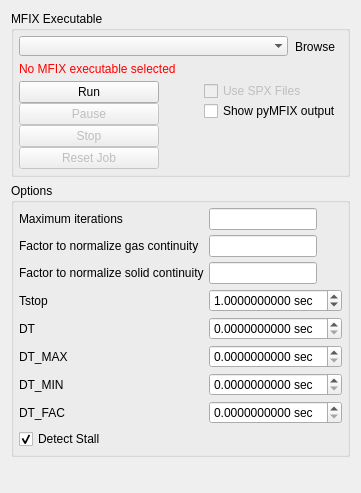
The window that gui/uifiles/run.ui (truongd8593/mfix) describes before a commit, drawn with Qt 5.
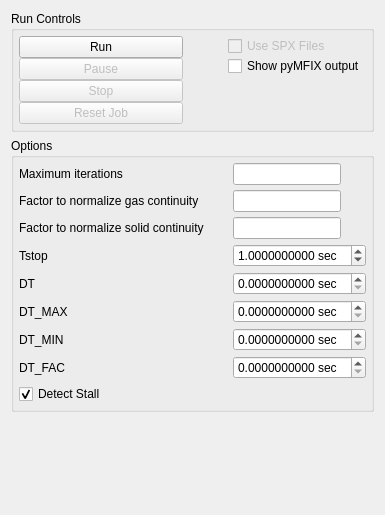
The same window after the commit. Custom widgets are drawn as their Qt base class.

Commit message: run pane/dialog experiment

```diff
--- a/gui/uifiles/run.ui
+++ b/gui/uifiles/run.ui
@@ -6,8 +6,8 @@
    <rect>
     <x>0</x>
     <y>0</y>
-    <width>353</width>
-    <height>493</height>
+    <width>385</width>
+    <height>515</height>
    </rect>
   </property>
   <layout class="QGridLayout" name="gridLayout">
@@ -281,7 +281,7 @@
       </size>
      </property>
      <property name="title">
-      <string>MFIX Executable</string>
+      <string>Run Controls</string>
      </property>
      <property name="flat">
       <bool>true</bool>
@@ -293,538 +293,7 @@
       <property name="spacing">
        <number>5</number>
       </property>
-      <item row="1" column="0">
-       <widget class="QLabel" name="label_mfix_exes_warning">
-        <property name="sizePolicy">
-         <sizepolicy hsizetype="Preferred" vsizetype="Minimum">
-          <horstretch>0</horstretch>
-          <verstretch>0</verstretch>
-         </sizepolicy>
-        </property>
-        <property name="palette">
-         <palette>
-          <active>
-           <colorrole role="WindowText">
-            <brush brushstyle="SolidPattern">
-             <color alpha="255">
-              <red>255</red>
-              <green>0</green>
-              <blue>0</blue>
-             </color>
-            </brush>
-           </colorrole>
-           <colorrole role="Button">
-            <brush brushstyle="SolidPattern">
-             <color alpha="255">
-              <red>255</red>
-              <green>0</green>
-              <blue>0</blue>
-             </color>
-            </brush>
-           </colorrole>
-           <colorrole role="Light">
-            <brush brushstyle="SolidPattern">
-             <color alpha="255">
-              <red>255</red>
-              <green>127</green>
-              <blue>127</blue>
-             </color>
-            </brush>
-           </colorrole>
-           <colorrole role="Midlight">
-            <brush brushstyle="SolidPattern">
-             <color alpha="255">
-              <red>255</red>
-              <green>63</green>
-              <blue>63</blue>
-             </color>
-            </brush>
-           </colorrole>
-           <colorrole role="Dark">
-            <brush brushstyle="SolidPattern">
-             <color alpha="255">
-              <red>127</red>
-              <green>0</green>
-              <blue>0</blue>
-             </color>
-            </brush>
-           </colorrole>
-           <colorrole role="Mid">
-            <brush brushstyle="SolidPattern">
-             <color alpha="255">
-              <red>170</red>
-              <green>0</green>
-              <blue>0</blue>
-             </color>
-            </brush>
-           </colorrole>
-           <colorrole role="Text">
-            <brush brushstyle="SolidPattern">
-             <color alpha="255">
-              <red>255</red>
-              <green>0</green>
-              <blue>0</blue>
-             </color>
-            </brush>
-           </colorrole>
-           <colorrole role="BrightText">
-            <brush brushstyle="SolidPattern">
-             <color alpha="255">
-              <red>255</red>
-              <green>255</green>
-              <blue>255</blue>
-             </color>
-            </brush>
-           </colorrole>
-           <colorrole role="ButtonText">
-            <brush brushstyle="SolidPattern">
-             <color alpha="255">
-              <red>0</red>
-              <green>0</green>
-              <blue>0</blue>
-             </color>
-            </brush>
-           </colorrole>
-           <colorrole role="Base">
-            <brush brushstyle="SolidPattern">
-             <color alpha="255">
-              <red>255</red>
-              <green>255</green>
-              <blue>255</blue>
-             </color>
-            </brush>
-           </colorrole>
-           <colorrole role="Window">
-            <brush brushstyle="SolidPattern">
-             <color alpha="255">
-              <red>255</red>
-              <green>0</green>
-              <blue>0</blue>
-             </color>
-            </brush>
-           </colorrole>
-           <colorrole role="Shadow">
-            <brush brushstyle="SolidPattern">
-             <color alpha="255">
-              <red>0</red>
-              <green>0</green>
-              <blue>0</blue>
-             </color>
-            </brush>
-           </colorrole>
-           <colorrole role="AlternateBase">
-            <brush brushstyle="SolidPattern">
-             <color alpha="255">
-              <red>255</red>
-              <green>127</green>
-              <blue>127</blue>
-             </color>
-            </brush>
-           </colorrole>
-           <colorrole role="NoRole">
-            <brush brushstyle="SolidPattern">
-             <color alpha="255">
-              <red>255</red>
-              <green>0</green>
-              <blue>0</blue>
-             </color>
-            </brush>
-           </colorrole>
-           <colorrole role="ToolTipBase">
-            <brush brushstyle="SolidPattern">
-             <color alpha="255">
-              <red>255</red>
-              <green>255</green>
-              <blue>220</blue>
-             </color>
-            </brush>
-           </colorrole>
-           <colorrole role="ToolTipText">
-            <brush brushstyle="SolidPattern">
-             <color alpha="255">
-              <red>0</red>
-              <green>0</green>
-              <blue>0</blue>
-             </color>
-            </brush>
-           </colorrole>
-          </active>
-          <inactive>
-           <colorrole role="WindowText">
-            <brush brushstyle="SolidPattern">
-             <color alpha="255">
-              <red>255</red>
-              <green>0</green>
-              <blue>0</blue>
-             </color>
-            </brush>
-           </colorrole>
-           <colorrole role="Button">
-            <brush brushstyle="SolidPattern">
-             <color alpha="255">
-              <red>255</red>
-              <green>0</green>
-              <blue>0</blue>
-             </color>
-            </brush>
-           </colorrole>
-           <colorrole role="Light">
-            <brush brushstyle="SolidPattern">
-             <color alpha="255">
-              <red>255</red>
-              <green>127</green>
-              <blue>127</blue>
-             </color>
-            </brush>
-           </colorrole>
-           <colorrole role="Midlight">
-            <brush brushstyle="SolidPattern">
-             <color alpha="255">
-              <red>255</red>
-              <green>63</green>
-              <blue>63</blue>
-             </color>
-            </brush>
-           </colorrole>
-           <colorrole role="Dark">
-            <brush brushstyle="SolidPattern">
-             <color alpha="255">
-              <red>127</red>
-              <green>0</green>
-              <blue>0</blue>
-             </color>
-            </brush>
-           </colorrole>
-           <colorrole role="Mid">
-            <brush brushstyle="SolidPattern">
-             <color alpha="255">
-              <red>170</red>
-              <green>0</green>
-              <blue>0</blue>
-             </color>
-            </brush>
-           </colorrole>
-           <colorrole role="Text">
-            <brush brushstyle="SolidPattern">
-             <color alpha="255">
-              <red>255</red>
-              <green>0</green>
-              <blue>0</blue>
-             </color>
-            </brush>
-           </colorrole>
-           <colorrole role="BrightText">
-            <brush brushstyle="SolidPattern">
-             <color alpha="255">
-              <red>255</red>
-              <green>255</green>
-              <blue>255</blue>
-             </color>
-            </brush>
-           </colorrole>
-           <colorrole role="ButtonText">
-            <brush brushstyle="SolidPattern">
-             <color alpha="255">
-              <red>0</red>
-              <green>0</green>
-              <blue>0</blue>
-             </color>
-            </brush>
-           </colorrole>
-           <colorrole role="Base">
-            <brush brushstyle="SolidPattern">
-             <color alpha="255">
-              <red>255</red>
-              <green>255</green>
-              <blue>255</blue>
-             </color>
-            </brush>
-           </colorrole>
-           <colorrole role="Window">
-            <brush brushstyle="SolidPattern">
-             <color alpha="255">
-              <red>255</red>
-              <green>0</green>
-              <blue>0</blue>
-             </color>
-            </brush>
-           </colorrole>
-           <colorrole role="Shadow">
-            <brush brushstyle="SolidPattern">
-             <color alpha="255">
-              <red>0</red>
-              <green>0</green>
-              <blue>0</blue>
-             </color>
-            </brush>
-           </colorrole>
-           <colorrole role="AlternateBase">
-            <brush brushstyle="SolidPattern">
-             <color alpha="255">
-              <red>255</red>
-              <green>127</green>
-              <blue>127</blue>
-             </color>
-            </brush>
-           </colorrole>
-           <colorrole role="NoRole">
-            <brush brushstyle="SolidPattern">
-             <color alpha="255">
-              <red>255</red>
-              <green>0</green>
-              <blue>0</blue>
-             </color>
-            </brush>
-           </colorrole>
-           <colorrole role="ToolTipBase">
-            <brush brushstyle="SolidPattern">
-             <color alpha="255">
-              <red>255</red>
-              <green>255</green>
-              <blue>220</blue>
-             </color>
-            </brush>
-           </colorrole>
-           <colorrole role="ToolTipText">
-            <brush brushstyle="SolidPattern">
-             <color alpha="255">
-              <red>0</red>
-              <green>0</green>
-              <blue>0</blue>
-             </color>
-            </brush>
-           </colorrole>
-          </inactive>
-          <disabled>
-           <colorrole role="WindowText">
-            <brush brushstyle="SolidPattern">
-             <color alpha="255">
-              <red>127</red>
-              <green>0</green>
-              <blue>0</blue>
-             </color>
-            </brush>
-           </colorrole>
-           <colorrole role="Button">
-            <brush brushstyle="SolidPattern">
-             <color alpha="255">
-              <red>255</red>
-              <green>0</green>
-              <blue>0</blue>
-             </color>
-            </brush>
-           </colorrole>
-           <colorrole role="Light">
-            <brush brushstyle="SolidPattern">
-             <color alpha="255">
-              <red>255</red>
-              <green>127</green>
-              <blue>127</blue>
-             </color>
-            </brush>
-           </colorrole>
-           <colorrole role="Midlight">
-            <brush brushstyle="SolidPattern">
-             <color alpha="255">
-              <red>255</red>
-              <green>63</green>
-              <blue>63</blue>
-             </color>
-            </brush>
-           </colorrole>
-           <colorrole role="Dark">
-            <brush brushstyle="SolidPattern">
-             <color alpha="255">
-              <red>127</red>
-              <green>0</green>
-              <blue>0</blue>
-             </color>
-            </brush>
-           </colorrole>
-           <colorrole role="Mid">
-            <brush brushstyle="SolidPattern">
-             <color alpha="255">
-              <red>170</red>
-              <green>0</green>
-              <blue>0</blue>
-             </color>
-            </brush>
-           </colorrole>
-           <colorrole role="Text">
-            <brush brushstyle="SolidPattern">
-             <color alpha="255">
-              <red>127</red>
-              <green>0</green>
-              <blue>0</blue>
-             </color>
-            </brush>
-           </colorrole>
-           <colorrole role="BrightText">
-            <brush brushstyle="SolidPattern">
-             <color alpha="255">
-              <red>255</red>
-              <green>255</green>
-              <blue>255</blue>
-             </color>
-            </brush>
-           </colorrole>
-           <colorrole role="ButtonText">
-            <brush brushstyle="SolidPattern">
-             <color alpha="255">
-              <red>127</red>
-              <green>0</green>
-              <blue>0</blue>
-             </color>
-            </brush>
-           </colorrole>
-           <colorrole role="Base">
-            <brush brushstyle="SolidPattern">
-             <color alpha="255">
-              <red>255</red>
-              <green>0</green>
-              <blue>0</blue>
-             </color>
-            </brush>
-           </colorrole>
-           <colorrole role="Window">
-            <brush brushstyle="SolidPattern">
-             <color alpha="255">
-              <red>255</red>
-              <green>0</green>
-              <blue>0</blue>
-             </color>
-            </brush>
-           </colorrole>
-           <colorrole role="Shadow">
-            <brush brushstyle="SolidPattern">
-             <color alpha="255">
-              <red>0</red>
-              <green>0</green>
-              <blue>0</blue>
-             </color>
-            </brush>
-           </colorrole>
-           <colorrole role="AlternateBase">
-            <brush brushstyle="SolidPattern">
-             <color alpha="255">
-              <red>255</red>
-              <green>0</green>
-              <blue>0</blue>
-             </color>
-            </brush>
-           </colorrole>
-           <colorrole role="NoRole">
-            <brush brushstyle="SolidPattern">
-             <color alpha="255">
-              <red>255</red>
-              <green>0</green>
-              <blue>0</blue>
-             </color>
-            </brush>
-           </colorrole>
-           <colorrole role="ToolTipBase">
-            <brush brushstyle="SolidPattern">
-             <color alpha="255">
-              <red>255</red>
-              <green>255</green>
-              <blue>220</blue>
-             </color>
-            </brush>
-           </colorrole>
-           <colorrole role="ToolTipText">
-            <brush brushstyle="SolidPattern">
-             <color alpha="255">
-              <red>0</red>
-              <green>0</green>
-              <blue>0</blue>
-             </color>
-            </brush>
-           </colorrole>
-          </disabled>
-         </palette>
-        </property>
-        <property name="text">
-         <string>No MFIX executable selected</string>
-        </property>
-       </widget>
-      </item>
-      <item row="0" column="0" colspan="2">
-       <widget class="QFrame" name="frame">
-        <property name="sizePolicy">
-         <sizepolicy hsizetype="MinimumExpanding" vsizetype="Preferred">
-          <horstretch>0</horstretch>
-          <verstretch>0</verstretch>
-         </sizepolicy>
-        </property>
-        <property name="frameShape">
-         <enum>QFrame::NoFrame</enum>
-        </property>
-        <property name="frameShadow">
-         <enum>QFrame::Plain</enum>
-        </property>
-        <property name="lineWidth">
-         <number>0</number>
-        </property>
-        <layout class="QGridLayout" name="gridLayout_5">
-         <property name="margin">
-          <number>0</number>
-         </property>
-         <property name="spacing">
-          <number>0</number>
-         </property>
-         <item row="0" column="0">
-          <widget class="ComboBox" name="combobox_mfix_exes">
-           <property name="sizePolicy">
-            <sizepolicy hsizetype="MinimumExpanding" vsizetype="Fixed">
-             <horstretch>0</horstretch>
-             <verstretch>0</verstretch>
-            </sizepolicy>
-           </property>
-           <property name="focusPolicy">
-            <enum>Qt::TabFocus</enum>
-           </property>
-           <property name="editable">
-            <bool>false</bool>
-           </property>
-           <property name="currentIndex">
-            <number>0</number>
-           </property>
-           <property name="frame">
-            <bool>false</bool>
-           </property>
-           <item>
-            <property name="text">
-             <string/>
-            </property>
-           </item>
-          </widget>
-         </item>
-         <item row="0" column="1">
-          <widget class="QToolButton" name="button_select_exe">
-           <property name="sizePolicy">
-            <sizepolicy hsizetype="Fixed" vsizetype="Fixed">
-             <horstretch>0</horstretch>
-             <verstretch>0</verstretch>
-            </sizepolicy>
-           </property>
-           <property name="focusPolicy">
-            <enum>Qt::TabFocus</enum>
-           </property>
-           <property name="toolTip">
-            <string>Browse for MFIX executable</string>
-           </property>
-           <property name="text">
-            <string>Browse</string>
-           </property>
-           <property name="autoRaise">
-            <bool>true</bool>
-           </property>
-          </widget>
-         </item>
-        </layout>
-       </widget>
-      </item>
-      <item row="5" column="0">
+      <item row="3" column="0">
        <widget class="QFrame" name="frame_29">
         <property name="frameShape">
          <enum>QFrame::NoFrame</enum>
@@ -952,7 +421,7 @@
         </layout>
        </widget>
       </item>
-      <item row="5" column="1">
+      <item row="3" column="1">
        <widget class="QFrame" name="frame_2">
         <property name="frameShape">
          <enum>QFrame::NoFrame</enum>
@@ -1034,11 +503,6 @@
    <extends>QDoubleSpinBox</extends>
    <header>widgets/base</header>
   </customwidget>
-  <customwidget>
-   <class>ComboBox</class>
-   <extends>QComboBox</extends>
-   <header>widgets/base</header>
-  </customwidget>
  </customwidgets>
  <resources/>
  <connections/>
```
The commit also changes 1 other file.
